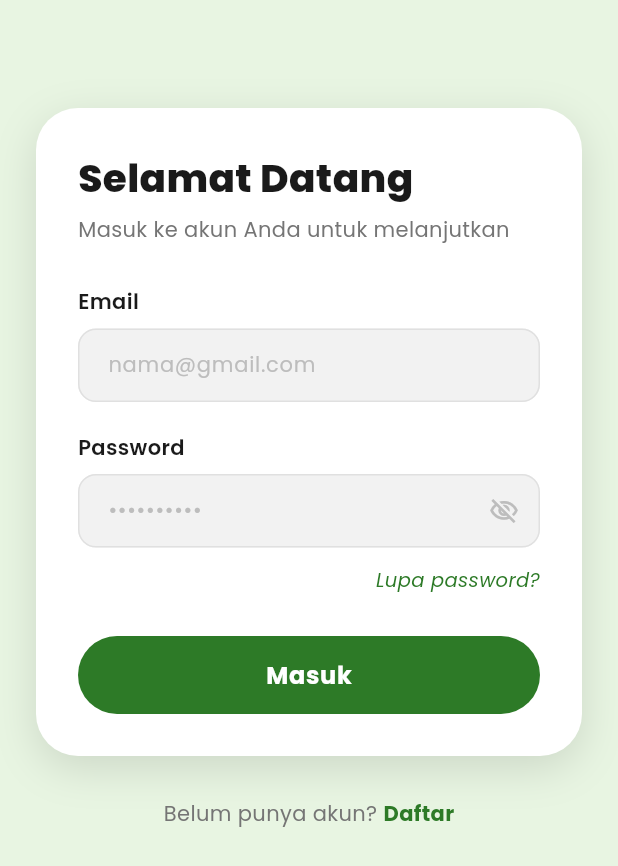
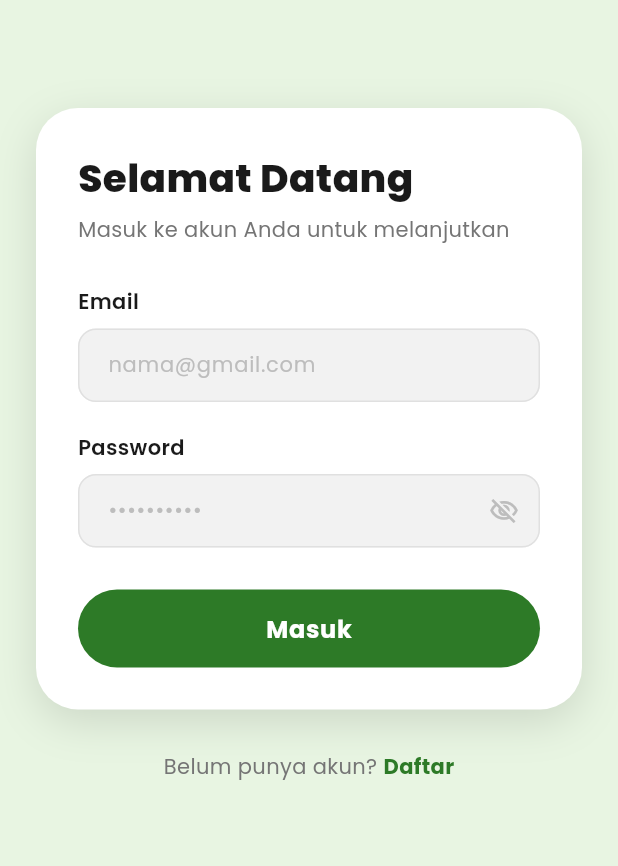
Before and after one commit to taniacahya89/kombong-gen-z-monitoring-apps, a Flutter app: the LoginScreen screen opened by its route, on a phone screen of 412 x 824 dp. Shown: the top 866 px of the screen. Run offline on Flutter 3.47's test engine with Material 3 defaults, Android fonts, the phone set to English and light mode, and no system bars; our stand-ins replace dio, fl_chart, flutter_riverpod, flutter_secure_storage, go_router, google_fonts; accounts and stored records are empty.

Commit message:
fix: align profile header left, remove broken forgot password link

```diff
--- a/flutter_app/lib/presentation/screens/auth/login_screen.dart
+++ b/flutter_app/lib/presentation/screens/auth/login_screen.dart
@@ -213,28 +213,6 @@
               textInputAction: TextInputAction.done,
               validator: AppUtils.validatePassword,
             ),
-            const SizedBox(height: 12),
-
-            // Link Lupa Password
-            Align(
-              alignment: Alignment.centerRight,
-              child: GestureDetector(
-                onTap: () {
-                  // TODO (Fase 2): Navigasi ke halaman reset password
-                  AppUtils.showSnackBar(context, 'Fitur lupa password akan segera tersedia');
-                },
-                child: Text(
-                  AppStrings.loginForgotPassword,
-                  style: const TextStyle(
-                    fontSize: 13,
-                    color: AppColors.textAccentGreen,
-                    fontStyle: FontStyle.italic,
-                    fontWeight: FontWeight.w500,
-                    fontFamily: AppAssets.fontFamily,
-                  ),
-                ),
-              ),
-            ),
             const SizedBox(height: 28),
 
             // Tombol Masuk
```
Also changed, not shown: flutter_app/lib/presentation/screens/profile/profile_screen.dart (+6 -1 lines).
